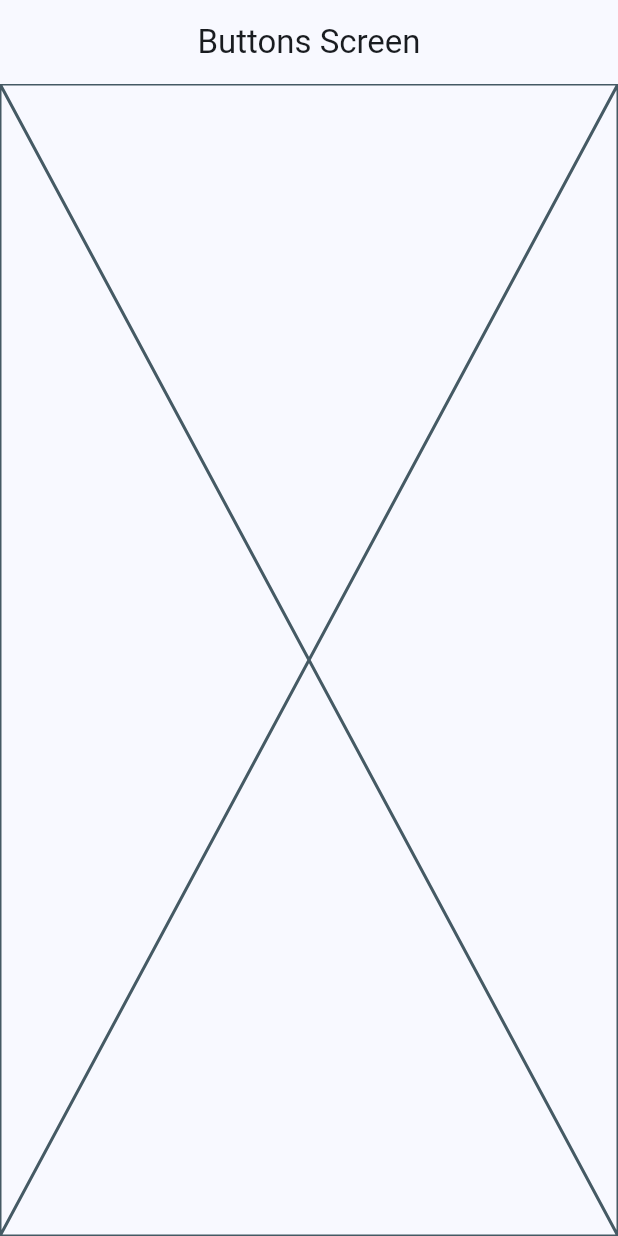
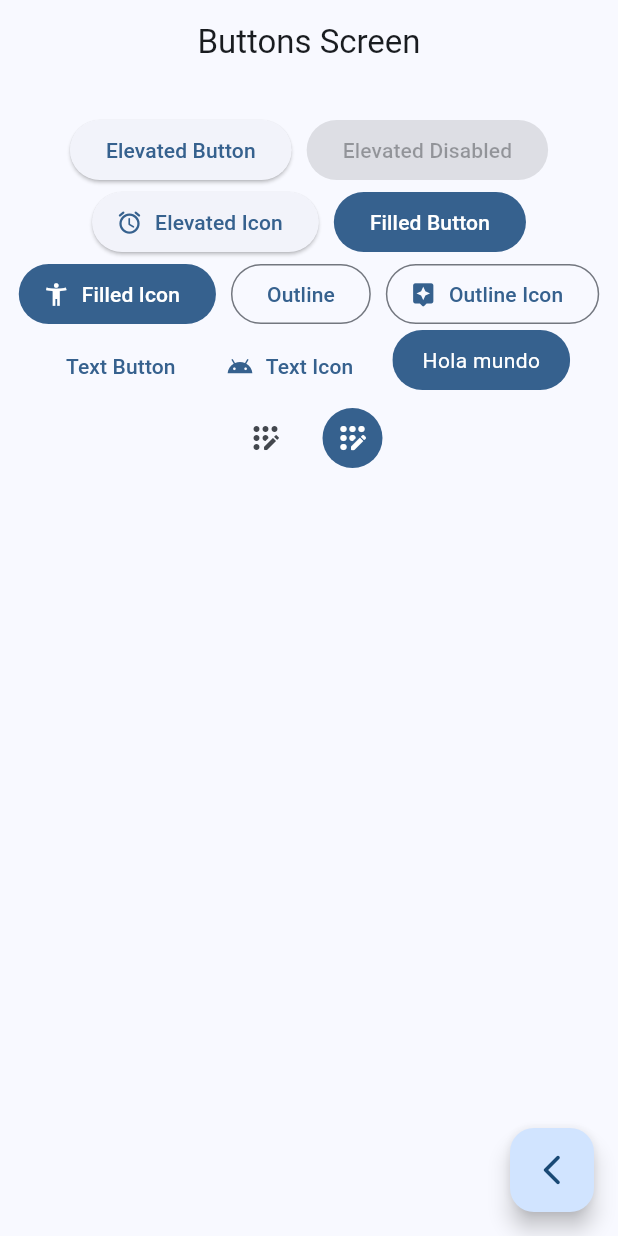
Before and after one commit to galaxymaple/flutter-widgets-app, a Flutter app: the ButtonsScreen screen opened by its route, on a phone screen of 412 x 824 dp. Run offline on Flutter 3.47's test engine with Material 2 defaults, Android fonts, the phone set to English and light mode, and no system bars; our stand-ins replace go_router.

Commit message:
ButtonsScreen terminado

```diff
--- a/lib/presentation/screens/buttons/buttons_screen.dart
+++ b/lib/presentation/screens/buttons/buttons_screen.dart
@@ -1,4 +1,5 @@
 import 'package:flutter/material.dart';
+import 'package:go_router/go_router.dart';
 
 class ButtonsScreen extends StatelessWidget {
   const ButtonsScreen({super.key});
@@ -11,7 +12,125 @@ class ButtonsScreen extends StatelessWidget {
       appBar: AppBar(
         title: const Text('Buttons Screen'),
       ),
-      body: const Placeholder(),
+      body: const _ButtonsView(),
+      floatingActionButton: FloatingActionButton(
+        child: const Icon(Icons.arrow_back_ios_new_rounded),
+        onPressed: () {
+          context.pop();
+        },
+      )
     );
   }
 }
+
+class _ButtonsView extends StatelessWidget {
+  const _ButtonsView();
+
+  @override
+  Widget build(BuildContext context) {
+
+    final colors = Theme.of(context).colorScheme;
+
+    return SizedBox(
+      width: double.infinity,
+      child: Padding(
+        padding: const EdgeInsets.symmetric(horizontal: 10, vertical: 20),
+        // Wrap es similar a las columnas, filas
+        child: Wrap(
+          spacing: 10,
+          alignment: WrapAlignment.center,
+          children: [
+            ElevatedButton(onPressed: () {}, child: Text('Elevated Button')),
+
+            const ElevatedButton(onPressed: null, child: Text('Elevated Disabled')),
+
+            ElevatedButton.icon(
+              onPressed: () {},
+              icon: const Icon(Icons.access_alarm_rounded),
+              label: const Text('Elevated Icon')
+            ),
+
+            FilledButton(
+              onPressed: () {},
+              child: const Text('Filled Button')
+            ),
+
+            FilledButton.icon(
+              onPressed: () {},
+              icon: const Icon(Icons.accessibility_new),
+              label: const Text('Filled Icon')
+            ),
+
+            OutlinedButton(
+              onPressed: () {},
+              child: Text('Outline'),
+            ),
+
+            OutlinedButton.icon(
+              onPressed: () {},
+              icon: const Icon(Icons.assistant_rounded),
+              label: const Text('Outline Icon')
+            ),
+
+            TextButton(
+              onPressed: () {},
+              child: const Text('Text Button')
+            ),
+
+            TextButton.icon(
+              onPressed: () {},
+              icon: const Icon(Icons.android_rounded),
+              label: const Text('Text Icon'),
+            ),
+
+            // TODO custom button
+
+            const CustomButton(),
+
+            IconButton(
+              onPressed: () {},
+              icon: const Icon(Icons.app_registration_rounded),
+            ),
+
+            IconButton(
+              onPressed: () {},
+              icon: const Icon(Icons.app_registration_rounded),
+              style: ButtonStyle(
+                // MaterialStatePropertyAll es para todos los estados del botón
+                backgroundColor: MaterialStatePropertyAll(colors.primary),
+                iconColor: const MaterialStatePropertyAll(Colors.white),
+              ),
+            ),
+
+          ],
+        ),
+      ),
+    );
+  }
+}
+
+class CustomButton extends StatelessWidget {
+  const CustomButton({super.key});
+
+  @override
+  Widget build(BuildContext context) {
+
+    final colors = Theme.of(context).colorScheme;
+
+    // ClipRRect para cortar, sirve para hacer bordes redondeados
+    return ClipRRect(
+      borderRadius: BorderRadius.circular(20),
+      child: Material(
+        color: colors.primary,
+        // Es como un Gesture Detector pero más personalizado
+        child: InkWell(
+          onTap: (){},
+          child: const Padding(
+            padding: EdgeInsets.symmetric(horizontal: 20, vertical: 10),
+            child: Text('Hola mundo', style: TextStyle(color: Colors.white)),
+          ),
+        ),
+      ),
+    );
+  }
+}
```
